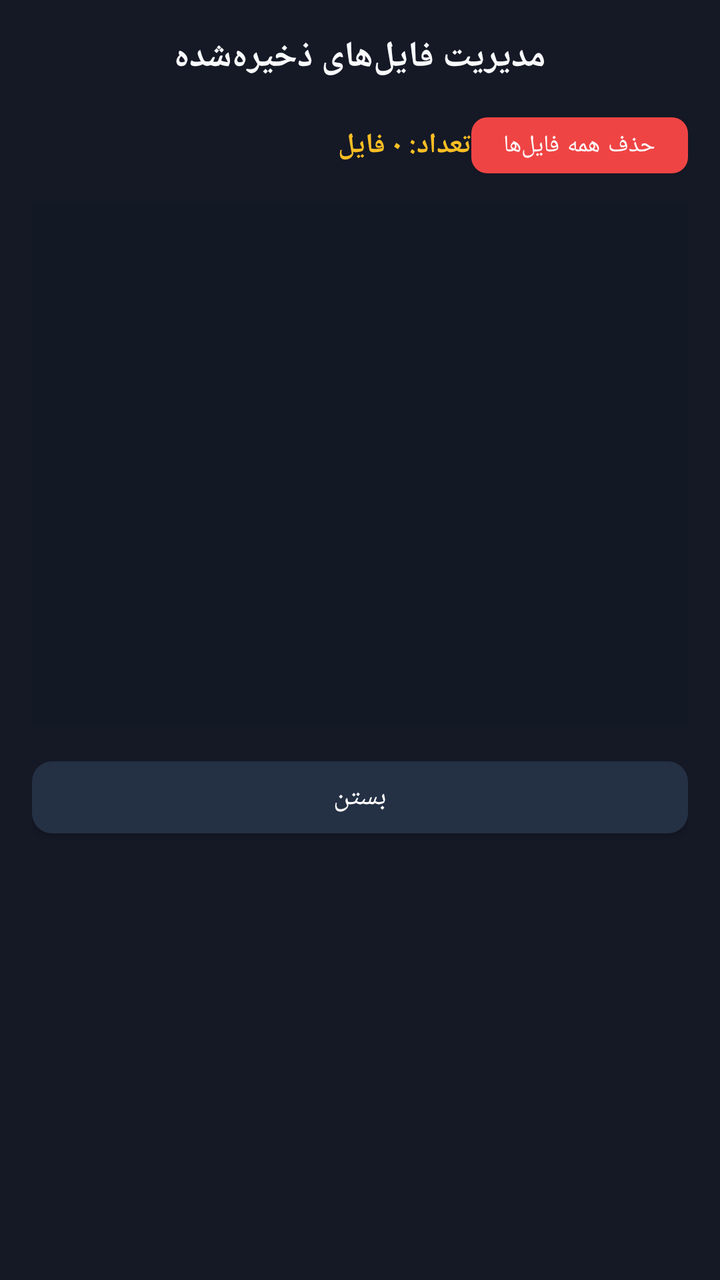
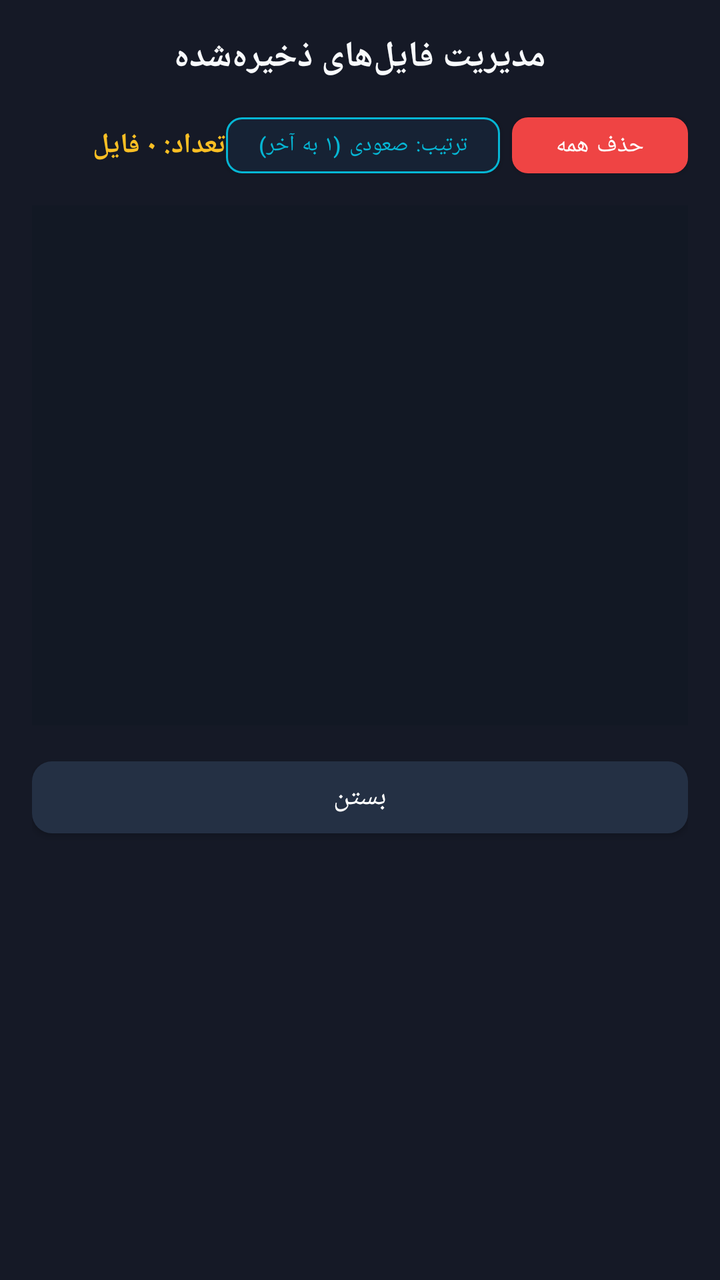

Two renders of the same Android screen: before a commit and after it. Below are the layout's source before the change and the commit's diff.
<!-- AndroidManifest.xml: application theme Theme.GMScreenAccessible -->
<!-- res/layout/dialog_file_manager.xml -->
<?xml version="1.0" encoding="utf-8"?>
<LinearLayout xmlns:android="http://schemas.android.com/apk/res/android"
    xmlns:app="http://schemas.android.com/apk/res-auto"
    android:layout_width="match_parent"
    android:layout_height="wrap_content"
    android:orientation="vertical"
    android:background="@color/card_bg"
    android:padding="16dp">

    
    <TextView
        android:id="@+id/txtDialogTitle"
        android:layout_width="match_parent"
        android:layout_height="wrap_content"
        android:text="مدیریت فایل‌های ذخیره‌شده"
        android:textColor="@color/text_primary"
        android:textSize="18sp"
        android:textStyle="bold"
        android:gravity="center"
        android:layout_marginBottom="12dp" />

    
    <LinearLayout
        android:layout_width="match_parent"
        android:layout_height="wrap_content"
        android:orientation="horizontal"
        android:gravity="center_vertical"
        android:layout_marginBottom="10dp">

        <TextView
            android:id="@+id/txtFilesCount"
            android:layout_width="0dp"
            android:layout_height="wrap_content"
            android:layout_weight="1"
            android:text="تعداد: ۰ فایل"
            android:textColor="@color/accent_yellow"
            android:textSize="14sp"
            android:textStyle="bold" />

        <com.google.android.material.button.MaterialButton
            android:id="@+id/btnDeleteAllFiles"
            android:layout_width="wrap_content"
            android:layout_height="40dp"
            android:text="حذف همه فایل‌ها"
            android:contentDescription="حذف تمام فایل‌های موجود در این لیست"
            android:textColor="@color/white"
            android:textSize="12sp"
            app:backgroundTint="@color/accent_red"
            app:cornerRadius="8dp" />
    </LinearLayout>

    
    <TextView
        android:id="@+id/txtEmptyFiles"
        android:layout_width="match_parent"
        android:layout_height="120dp"
        android:text="هیچ فایلی ذخیره نشده است."
        android:textColor="@color/text_muted"
        android:textSize="14sp"
        android:gravity="center"
        android:visibility="gone" />

    
    <androidx.recyclerview.widget.RecyclerView
        android:id="@+id/recyclerFiles"
        android:layout_width="match_parent"
        android:layout_height="260dp"
        android:background="#121824"
        android:scrollbars="vertical"
        android:padding="4dp"
        android:layout_marginBottom="12dp" />

    
    <com.google.android.material.button.MaterialButton
        android:id="@+id/btnCloseDialog"
        android:layout_width="match_parent"
        android:layout_height="48dp"
        android:text="بستن"
        android:contentDescription="بستن پنجره مدیریت فایل‌ها"
        android:textColor="@color/white"
        android:textSize="14sp"
        app:backgroundTint="#243044"
        app:cornerRadius="10dp" />

</LinearLayout>
<!-- resources referenced by this layout -->
<resources>
  <color name="accent_red">#FFEF4444</color>
  <color name="accent_yellow">#FFFBBF24</color>
  <color name="card_bg">#FF151926</color>
  <color name="text_muted">#FF64748B</color>
  <color name="text_primary">#FFF8FAFC</color>
  <color name="white">#FFFFFFFF</color>
  <style name="Theme.GMScreenAccessible" parent="Theme.MaterialComponents.DayNight.NoActionBar">
          <item name="colorPrimary">@color/primary</item>
          <item name="colorPrimaryVariant">@color/primary_variant</item>
          <item name="colorOnPrimary">@color/white</item>
          <item name="colorSecondary">@color/secondary</item>
          <item name="colorSurface">@color/card_bg</item>
          <item name="colorOnSurface">@color/text_primary</item>
          <item name="android:statusBarColor">@color/dark_bg</item>
          <item name="android:navigationBarColor">@color/dark_bg</item>
          <item name="android:windowBackground">@color/dark_bg</item>
          <item name="materialAlertDialogTheme">@style/CustomMaterialAlertDialogTheme</item>
      </style>
  <color name="primary">#FF2563EB</color>
  <color name="primary_variant">#FF1D4ED8</color>
  <color name="secondary">#FFF59E0B</color>
  <color name="dark_bg">#FF0B0E17</color>
  <style name="CustomMaterialAlertDialogTheme" parent="ThemeOverlay.MaterialComponents.MaterialAlertDialog">
          <item name="colorSurface">@color/card_bg_elevated</item>
          <item name="colorOnSurface">@color/text_primary</item>
          <item name="colorPrimary">@color/primary_light</item>
          <item name="shapeAppearanceOverlay">@style/DialogShapeAppearance</item>
      </style>
  <color name="card_bg_elevated">#FF1E2436</color>
  <color name="primary_light">#FF3B82F6</color>
  <style name="DialogShapeAppearance" parent="">
          <item name="cornerSize">16dp</item>
      </style>
</resources>

<!-- the commit's change to res/layout/dialog_file_manager.xml (unified diff, before → after) -->
@@ -38,10 +38,24 @@
             android:textStyle="bold" />
 
         <com.google.android.material.button.MaterialButton
+            android:id="@+id/btnToggleSortOrder"
+            android:layout_width="wrap_content"
+            android:layout_height="40dp"
+            android:layout_marginEnd="6dp"
+            android:text="ترتیب: صعودی (۱ به آخر)"
+            android:contentDescription="ترتیب فایل‌ها: صعودی از ۱ به آخر. برای تغییر به نزولی ضربه بزنید."
+            android:textColor="@color/accent_blue"
+            android:textSize="11sp"
+            app:strokeColor="@color/accent_blue"
+            app:strokeWidth="1dp"
+            app:backgroundTint="#162234"
+            app:cornerRadius="8dp" />
+
+        <com.google.android.material.button.MaterialButton
             android:id="@+id/btnDeleteAllFiles"
             android:layout_width="wrap_content"
             android:layout_height="40dp"
-            android:text="حذف همه فایل‌ها"
+            android:text="حذف همه"
             android:contentDescription="حذف تمام فایل‌های موجود در این لیست"
             android:textColor="@color/white"
             android:textSize="12sp"
<!-- resource entries referenced after the edit -->
@@ -1,5 +1,6 @@
 <!-- resources referenced by this layout -->
 <resources>
+  <color name="accent_blue">#FF06B6D4</color>
   <color name="accent_red">#FFEF4444</color>
   <color name="accent_yellow">#FFFBBF24</color>
   <color name="card_bg">#FF151926</color>
